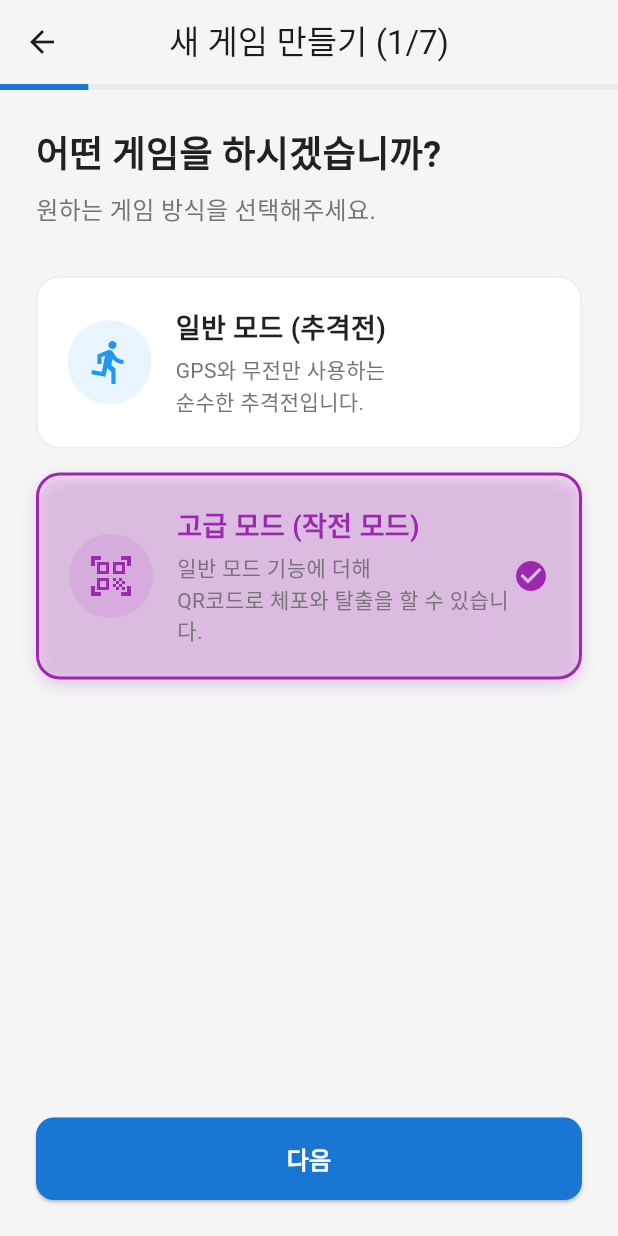
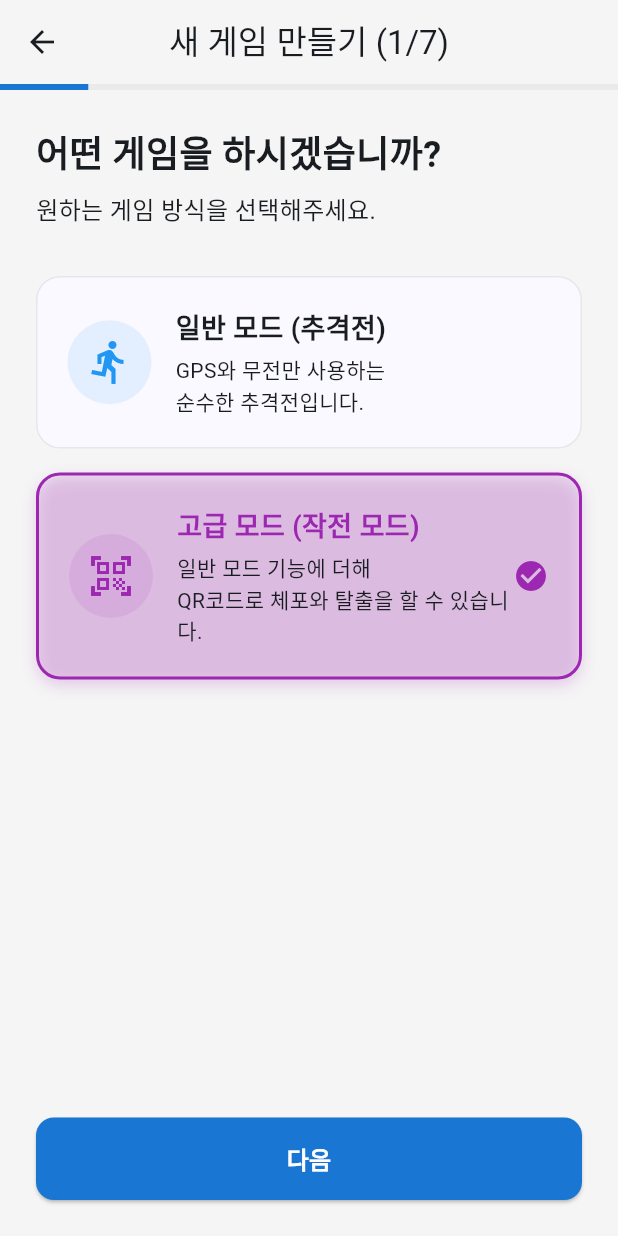
Before and after one commit to one2zero1/CnR_App, a Flutter app: the RoomCreationWizard screen opened directly, after a tap on "고급 모드 (작전 모드)", on a phone screen of 412 x 824 dp. Run offline on Flutter 3.47's test engine with Material 3 defaults, Android fonts, the phone set to English and light mode, and no system bars; our stand-ins replace firebase_auth, firebase_core, firebase_database, flutter_dotenv, flutter_map, geolocator and 5 more; missing offline and left inert: audio_session, flutter_volume_controller, mobile_scanner, sound_stream; accounts and stored records are empty; network calls fail.

Commit message:
fix: 다크모드 수정 및 게임 생성 마법사 뒤로가기 액션 수정

```diff
--- a/lib/screens/create_game/steps/step_0_game_mode.dart
+++ b/lib/screens/create_game/steps/step_0_game_mode.dart
@@ -19,18 +19,21 @@ class Step0GameMode extends StatelessWidget {
       child: Column(
         crossAxisAlignment: CrossAxisAlignment.start,
         children: [
-          const Text(
+          Text(
             '어떤 게임을 하시겠습니까?',
             style: TextStyle(
               fontSize: 24,
               fontWeight: FontWeight.bold,
-              color: AppColors.textPrimary,
+              color: Theme.of(context).colorScheme.onSurface,
             ),
           ),
           const SizedBox(height: 8),
-          const Text(
+          Text(
             '원하는 게임 방식을 선택해주세요.',
-            style: TextStyle(fontSize: 16, color: AppColors.textSecondary),
+            style: TextStyle(
+              fontSize: 16,
+              color: Theme.of(context).textTheme.bodyMedium?.color,
+            ),
           ),
           const SizedBox(height: 32),
           _buildModeCard(
@@ -70,7 +73,9 @@ class Step0GameMode extends StatelessWidget {
         duration: const Duration(milliseconds: 200),
         padding: const EdgeInsets.all(20),
         decoration: BoxDecoration(
-          color: isSelected ? color.withOpacity(0.1) : Colors.white,
+          color: isSelected
+              ? color.withOpacity(0.1)
+              : Theme.of(context).cardColor,
           borderRadius: BorderRadius.circular(16),
           border: Border.all(
             color: isSelected ? color : AppColors.textHint.withOpacity(0.3),
@@ -106,7 +111,9 @@ class Step0GameMode extends StatelessWidget {
                     style: TextStyle(
                       fontSize: 18,
                       fontWeight: FontWeight.bold,
-                      color: isSelected ? color : AppColors.textPrimary,
+                      color: isSelected
+                          ? color
+                          : Theme.of(context).colorScheme.onSurface,
                     ),
                   ),
                   const SizedBox(height: 4),
@@ -114,7 +121,7 @@ class Step0GameMode extends StatelessWidget {
                     description,
                     style: TextStyle(
                       fontSize: 14,
-                      color: AppColors.textSecondary,
+                      color: Theme.of(context).textTheme.bodyMedium?.color,
                       height: 1.4,
                     ),
                   ),
--- a/lib/screens/create_game/steps/step_3_interval.dart
+++ b/lib/screens/create_game/steps/step_3_interval.dart
@@ -31,19 +31,22 @@ class Step3Interval extends StatelessWidget {
           mainAxisAlignment: MainAxisAlignment.center,
           children: [
             // ... (keep header text same) ...
-            const Text(
+            Text(
               '위치 공개 설정',
               style: TextStyle(
                 fontSize: 24,
                 fontWeight: FontWeight.bold,
-                color: AppColors.textPrimary,
+                color: Theme.of(context).colorScheme.onSurface,
               ),
             ),
             const SizedBox(height: 8),
-            const Text(
+            Text(
               '서로의 위치를 볼 수 있는지 설정하고,\n위치 갱신 주기를 정해주세요.',
               textAlign: TextAlign.center,
-              style: TextStyle(fontSize: 16, color: AppColors.textSecondary),
+              style: TextStyle(
+                fontSize: 16,
+                color: Theme.of(context).textTheme.bodyMedium?.color,
+              ),
             ),
             const SizedBox(height: 32),
 
@@ -51,7 +54,7 @@ class Step3Interval extends StatelessWidget {
             Container(
               padding: const EdgeInsets.all(16),
               decoration: BoxDecoration(
-                color: Colors.white,
+                color: Theme.of(context).cardColor,
                 borderRadius: BorderRadius.circular(16),
                 border: Border.all(color: AppColors.textHint.withOpacity(0.2)),
               ),
@@ -105,12 +108,12 @@ class Step3Interval extends StatelessWidget {
                 ),
                 child: Column(
                   children: [
-                    const Text(
+                    Text(
                       '위치 공개 주기',
                       style: TextStyle(
                         fontSize: 18,
                         fontWeight: FontWeight.bold,
-                        color: AppColors.textPrimary,
+                        color: Theme.of(context).colorScheme.onSurface,
                       ),
                     ),
                     const SizedBox(height: 16),
--- a/lib/screens/create_game/steps/step_4_roles.dart
+++ b/lib/screens/create_game/steps/step_4_roles.dart
@@ -164,14 +164,17 @@ class Step4Roles extends StatelessWidget {
             if (isComingSoon &&
                 !isSelected) // Just visual indicator if needed, but logic currently allows selection
               Container(
-                padding: const EdgeInsets.symmetric(horizontal: 8, vertical: 4),
+                padding: EdgeInsets.symmetric(horizontal: 8, vertical: 4),
                 decoration: BoxDecoration(
-                  color: Colors.grey[200],
+                  color: Theme.of(context).disabledColor.withOpacity(0.1),
                   borderRadius: BorderRadius.circular(4),
                 ),
-                child: const Text(
+                child: Text(
                   '준비중',
-                  style: TextStyle(fontSize: 10, color: Colors.grey),
+                  style: TextStyle(
+                    fontSize: 10,
+                    color: Theme.of(context).disabledColor,
+                  ),
                 ),
               ),
           ],
--- a/lib/screens/move_to_jail_screen.dart
+++ b/lib/screens/move_to_jail_screen.dart
@@ -180,8 +180,9 @@ class _MoveToJailScreenState extends State<MoveToJailScreen> {
               ),
               children: [
                 TileLayer(
-                  urlTemplate:
-                      'https://{s}.basemaps.cartocdn.com/light_all/{z}/{x}/{y}.png',
+                  urlTemplate: Theme.of(context).brightness == Brightness.dark
+                      ? 'https://{s}.basemaps.cartocdn.com/dark_all/{z}/{x}/{y}.png'
+                      : 'https://{s}.basemaps.cartocdn.com/light_all/{z}/{x}/{y}.png',
                   subdomains: const ['a', 'b', 'c', 'd'],
                   userAgentPackageName: 'com.example.gyeong_do',
                 ),
```
Also changed, not shown: lib/screens/create_game/room_creation_wizard.dart (+51 -6 lines), lib/screens/create_game/steps/step_6_jail.dart (+27 -3 lines), lib/screens/game_play_screen.dart (+8 -4 lines), lib/screens/game_result_screen.dart (+5 -5 lines), lib/screens/settings_screen.dart (+21 -10 lines), lib/screens/waiting_room_screen.dart (+5 -3 lines).
